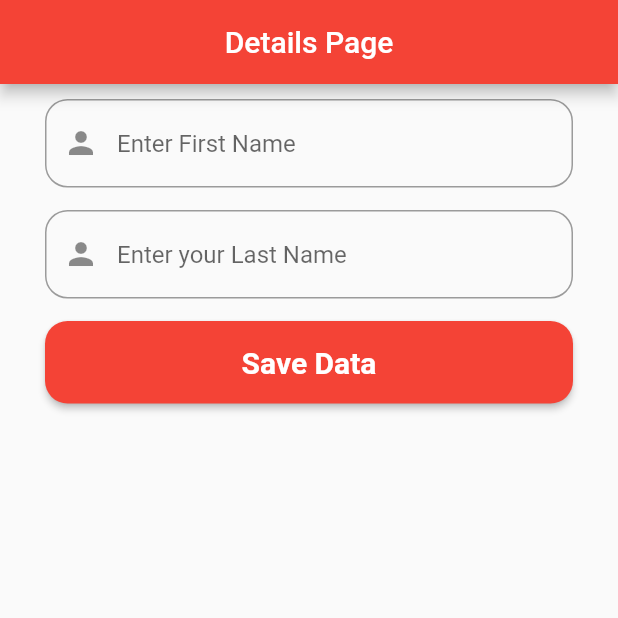
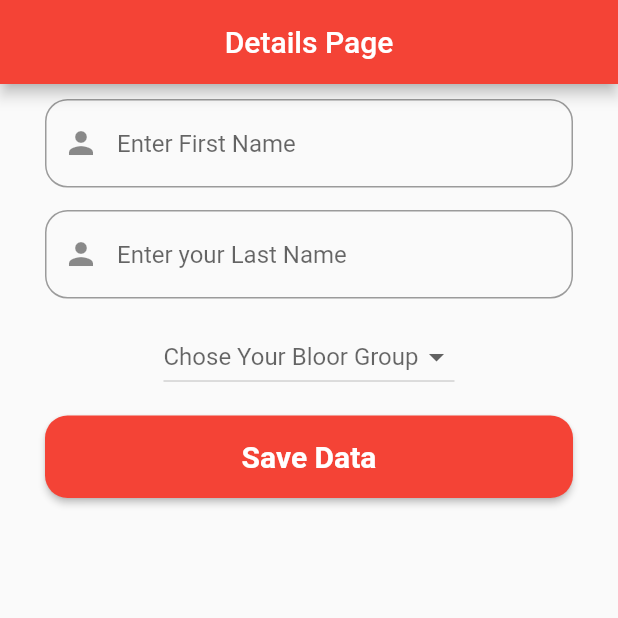
Before and after one commit to mubashar-ishaq-flutter-developer/abo_initial_blood_donation_app, a Flutter app: the screen it shows once a user with an empty profile is signed in, on a phone screen of 412 x 824 dp, the top half of it. Run offline on Flutter 3.47's test engine with Material 2 defaults, Android fonts, the phone set to English and light mode, and no system bars; our stand-ins replace firebase_auth, firebase_core, firebase_database, fluttertoast, get, get_storage and 1 more; missing offline and left inert: fl_country_code_picker; accounts and stored records are empty.

Commit message:
I Use Dropdown Button to get user blood group. I also upload user blood group in database.

```diff
--- a/lib/add/enter_data.dart
+++ b/lib/add/enter_data.dart
@@ -19,6 +19,19 @@ class _EnterDataState extends State<EnterData> {
   String id = DateTime.now().microsecondsSinceEpoch.toString();
   //form key for form validation
   final formkey = GlobalKey<FormState>();
+  //list for dropdown button
+  List<String> bloodGroupType = [
+    "A+",
+    "A-",
+    "B+",
+    "B-",
+    "AB+",
+    "AB-",
+    "O+",
+    "O-",
+  ];
+  //here we get value of selected bloodgrop
+  String? selectedBloodGroup;
 
   @override
   void dispose() {
@@ -31,11 +44,14 @@ class _EnterDataState extends State<EnterData> {
   void dbs() {
     final user = FirebaseAuth.instance.currentUser;
     String? numb = user?.phoneNumber;
-    final dbRefrence = FirebaseDatabase.instance.ref("Data").child(numb!);
-    dbRefrence.set({
-      'id': numb,
-      'fname': fnameController.text.toString(),
-      'lname': lnameController.text.toString(),
+    String? uid = user?.uid;
+    final dbRefrence = FirebaseDatabase.instance.ref().child("Data");
+    dbRefrence.child(uid!).set({
+      'id': uid,
+      'fname': fnameController.text.trim(),
+      'lname': lnameController.text.trim(),
+      'number': numb,
+      'bloodgroup': selectedBloodGroup,
       // 'user': numb,
     }).then((value) {
       TostMessage().tostMessage("Record Added");
@@ -110,6 +126,25 @@ class _EnterDataState extends State<EnterData> {
               const SizedBox(
                 height: 15,
               ),
+              //drop down button to select
+              DropdownButton(
+                hint: const Text('Chose Your Bloor Group'),
+                value: selectedBloodGroup,
+                onChanged: (newValue) {
+                  setState(() {
+                    selectedBloodGroup = newValue.toString();
+                  });
+                },
+                items: bloodGroupType.map((bloodGroup) {
+                  return DropdownMenuItem(
+                    value: bloodGroup,
+                    child: Text(bloodGroup),
+                  );
+                }).toList(),
+              ),
+              const SizedBox(
+                height: 15,
+              ),
               //button to save data
               SizedBox(
                 height: 55,
--- a/lib/display_user/displsy_user.dart
+++ b/lib/display_user/displsy_user.dart
@@ -30,7 +30,7 @@ class _DisplayUserState extends State<DisplayUser> {
   void initState() {
     super.initState();
     num = user?.phoneNumber;
-    dbShowRefrence = FirebaseDatabase.instance.ref("Data");
+    dbShowRefrence = FirebaseDatabase.instance.ref().child("Data");
   }
 
   @override
```
